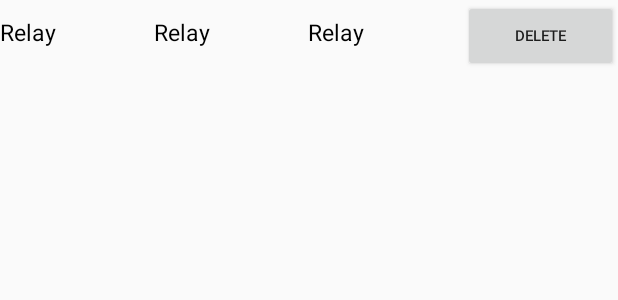
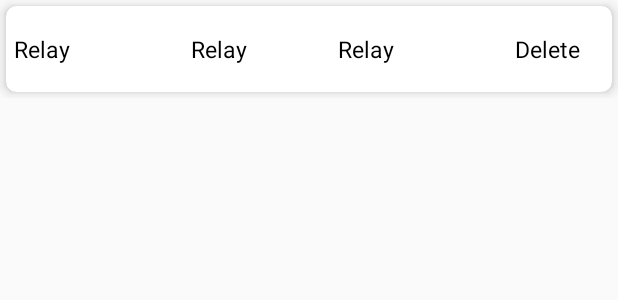
Before and after one commit to lavan80/PoolTronikAndroid, an Android app: the layout scheduled_task_layout.xml on its own in the app's theme, with its tools: preview values and no code run, on a phone screen of 412 x 824 dp. Shown: the top 300 px of the screen. Run offline under Robolectric (Android 15) with nearby library versions, the phone set to English and light mode, and no system bars.

```diff
--- a/app/src/main/java/com/pool/tronik/pooltronik/ActivityScheduling.java
+++ b/app/src/main/java/com/pool/tronik/pooltronik/ActivityScheduling.java
@@ -261,7 +261,7 @@ public class ActivityScheduling extends AppCompatActivity implements View.OnClic
         }
 
         private boolean isAlive() {
-            return ActivityScheduling.this == null || isFinishing();
+            return ActivityScheduling.this != null && !isFinishing();
         }
     }
 
--- a/app/src/main/java/com/pool/tronik/pooltronik/net/NetConfig.java
+++ b/app/src/main/java/com/pool/tronik/pooltronik/net/NetConfig.java
@@ -4,6 +4,6 @@ public class NetConfig {
     public static String IP_PREFIX = "http://";
     public static String BASE_PORT = ":8080";
     public static String BASE_CONTROLLER_URL = IP_PREFIX + "192.168.1.199";
-    public static String BASE_SERVER_URL = IP_PREFIX + "192.168.0.105" + BASE_PORT +"/";
+    public static String BASE_SERVER_URL = IP_PREFIX + "192.168.0.101" + BASE_PORT +"/";
 
 }
--- a/app/src/main/java/com/pool/tronik/pooltronik/net/WebRelayRetrofitService.java
+++ b/app/src/main/java/com/pool/tronik/pooltronik/net/WebRelayRetrofitService.java
@@ -25,4 +25,7 @@ public interface WebRelayRetrofitService {
 
     @GET("tasks")
     Call<List<PTScheduleDate>> getTasks(@Query("relay") String relay);
+
+    @GET("tasks/delete")
+    Call<Boolean> removeTask(@Query("id") String id);
 }
--- a/app/src/main/java/com/pool/tronik/pooltronik/utils/DateTimeUtils.java
+++ b/app/src/main/java/com/pool/tronik/pooltronik/utils/DateTimeUtils.java
@@ -73,7 +73,7 @@ public class DateTimeUtils {
         String [] week = context.getResources().getStringArray(R.array.weeks);
         String str = "";
         try {
-            str = week[day];
+            str = week[day-1];
         }catch (Exception e){}
         return str;
     }
--- a/app/src/main/res/layout/item_relay.xml
+++ b/app/src/main/res/layout/item_relay.xml
@@ -18,7 +18,7 @@
     <ImageView
         android:layout_width="wrap_content"
         android:layout_height="wrap_content"
-        android:src="@drawable/ic_icons8_settings"
+        android:src="@drawable/ic_settings_24px"
         android:id="@+id/iv_settings"
         android:layout_marginTop="7dp"
         android:layout_marginRight="10dp"
--- a/app/src/main/res/layout/scheduled_task_layout.xml
+++ b/app/src/main/res/layout/scheduled_task_layout.xml
@@ -1,19 +1,33 @@
 <?xml version="1.0" encoding="utf-8"?>
 <LinearLayout xmlns:android="http://schemas.android.com/apk/res/android"
     xmlns:tools="http://schemas.android.com/tools"
+    xmlns:card_view="http://schemas.android.com/apk/res-auto"
     android:orientation="vertical"
     android:layout_width="match_parent"
-    android:layout_height="match_parent">
+    android:layout_height="65dp">
+    <androidx.cardview.widget.CardView
+        android:id="@+id/list_item_task"
+        android:layout_width="match_parent"
+        android:layout_height="match_parent"
+        card_view:cardBackgroundColor="#FFFFFF"
+        android:layout_margin="4dp"
+        card_view:cardCornerRadius="7dp"
+        card_view:cardElevation="5dp">
+
 
     <LinearLayout
         android:layout_width="match_parent"
         android:layout_height="match_parent"
         android:orientation="horizontal"
-        android:layout_weight="1">
+        android:layout_weight="1"
+        android:gravity="center"
+        android:paddingLeft="5dp"
+        android:paddingRight="5dp"
+        >
 
         <TextView
             android:layout_width="0dp"
-            android:layout_weight="0.25"
+            android:layout_weight="0.30"
             android:layout_height="wrap_content"
             android:textSize="15sp"
             android:textColor="@color/main_text_color"
@@ -31,22 +45,34 @@
             />
         <TextView
             android:layout_width="0dp"
-            android:layout_weight="0.25"
+            android:layout_weight="0.3"
             android:layout_height="wrap_content"
             android:textSize="15sp"
             android:textColor="@color/main_text_color"
             android:id="@+id/tv_item_duration"
             tools:text="Relay"
             />
-        <Button
+        <FrameLayout
             android:layout_width="0dp"
-            android:layout_weight="0.25"
+            android:layout_weight="0.15"
+            android:layout_height="wrap_content">
+        <TextView
+            android:layout_width="match_parent"
             android:layout_height="wrap_content"
-            android:textSize="10sp"
+            android:textSize="15sp"
             android:text="@string/delete"
             android:id="@+id/bt_item_delete"
+            android:textColor="@color/main_text_color"
             />
+            <ProgressBar
+                android:layout_width="wrap_content"
+                android:layout_height="wrap_content"
+                android:layout_gravity="center"
+                android:visibility="gone"
+                android:id="@+id/pb_remove"/>
+        </FrameLayout>
 
     </LinearLayout>
+    </androidx.cardview.widget.CardView>
 
 </LinearLayout>
--- a/app/src/main/res/values/strings.xml
+++ b/app/src/main/res/values/strings.xml
@@ -48,5 +48,7 @@
     <string name="delete">Delete</string>
     <string name="constantly">Constantly</string>
     <string name="once">Once</string>
+    <string name="off">Off</string>
+    <string name="on">On</string>
 </resources><!--<string name="ip_reset_description">This action will reset all indication button in your app to settings by default (set to off).\nThis action
              will not affect on the controller itself</string>-->
```
Also changed, not shown: app/src/main/java/com/pool/tronik/pooltronik/RelaySettingActivity.java (+53 -12 lines), app/src/main/java/com/pool/tronik/pooltronik/adapters/ScheduledTaskAdapter.java (+51 -7 lines), app/src/main/java/com/pool/tronik/pooltronik/dto/PTScheduleDate.java (+13 -2 lines), app/src/main/java/com/pool/tronik/pooltronik/net/DeleteTaskRequest.java (added, +36 -0 lines), app/src/main/res/drawable/ic_settings_24px.xml (added, +9 -0 lines).
